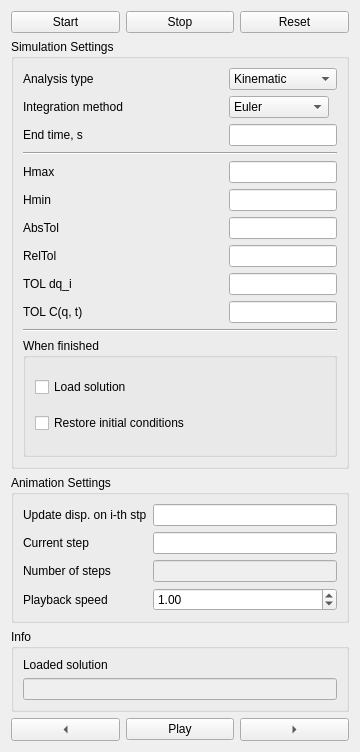
Qt form simulation_control_widget/simulation_control_widget.ui (ladisk/DyS) before a commit.
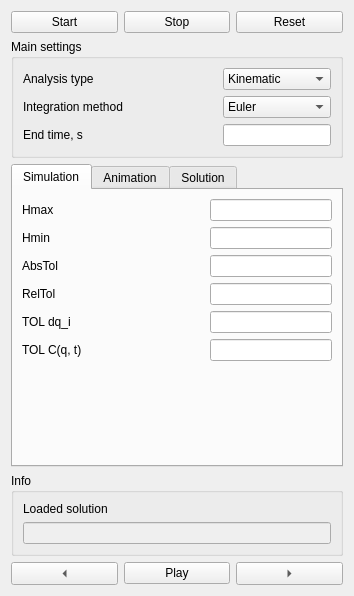
The same form after that commit.

Commit message: DEV:update display during simulation and animation at constant dt

What changed in the file:
```diff
--- a/simulation_control_widget/simulation_control_widget.ui
+++ b/simulation_control_widget/simulation_control_widget.ui
@@ -6,179 +6,27 @@
    <rect>
     <x>0</x>
     <y>0</y>
-    <width>360</width>
-    <height>752</height>
+    <width>354</width>
+    <height>596</height>
    </rect>
   </property>
-  <property name="sizePolicy">
-   <sizepolicy hsizetype="Fixed" vsizetype="MinimumExpanding">
-    <horstretch>0</horstretch>
-    <verstretch>0</verstretch>
-   </sizepolicy>
-  </property>
   <property name="minimumSize">
    <size>
-    <width>360</width>
-    <height>752</height>
+    <width>354</width>
+    <height>596</height>
    </size>
   </property>
   <property name="maximumSize">
    <size>
-    <width>360</width>
-    <height>752</height>
+    <width>354</width>
+    <height>596</height>
    </size>
   </property>
   <property name="windowTitle">
    <string>Simulation Control</string>
   </property>
-  <layout class="QGridLayout" name="gridLayout_2">
-   <item row="2" column="0">
-    <widget class="QGroupBox" name="animationSettings">
-     <property name="title">
-      <string>Animation Settings</string>
-     </property>
-     <layout class="QGridLayout" name="gridLayout_3">
-      <item row="0" column="0">
-       <widget class="QLabel" name="updateDisplayStepLabel">
-        <property name="text">
-         <string>Update disp. on i-th stp</string>
-        </property>
-       </widget>
-      </item>
-      <item row="3" column="0">
-       <widget class="QLabel" name="numberOfSteps_label_2">
-        <property name="text">
-         <string>Playback speed</string>
-        </property>
-       </widget>
-      </item>
-      <item row="2" column="1">
-       <widget class="QLineEdit" name="numberOfSteps">
-        <property name="enabled">
-         <bool>false</bool>
-        </property>
-        <property name="inputMethodHints">
-         <set>Qt::ImhDigitsOnly|Qt::ImhPreferNumbers</set>
-        </property>
-       </widget>
-      </item>
-      <item row="2" column="0">
-       <widget class="QLabel" name="numberOfSteps_label">
-        <property name="text">
-         <string>Number of steps</string>
-        </property>
-       </widget>
-      </item>
-      <item row="1" column="0">
-       <widget class="QLabel" name="currentStepLabel">
-        <property name="text">
-         <string>Current step </string>
-        </property>
-       </widget>
-      </item>
-      <item row="0" column="1">
-       <widget class="QLineEdit" name="updateDisplayStep">
-        <property name="inputMethodHints">
-         <set>Qt::ImhDigitsOnly|Qt::ImhPreferNumbers</set>
-        </property>
-       </widget>
-      </item>
-      <item row="3" column="1">
-       <widget class="QDoubleSpinBox" name="playBackSpeed_doubleSpinBox">
-        <property name="value">
-         <double>1.000000000000000</double>
-        </property>
-       </widget>
-      </item>
-      <item row="1" column="1">
-       <widget class="QLineEdit" name="currentStep">
-        <property name="enabled">
-         <bool>true</bool>
-        </property>
-        <property name="inputMethodHints">
-         <set>Qt::ImhDigitsOnly|Qt::ImhPreferNumbers</set>
-        </property>
-       </widget>
-      </item>
-     </layout>
-    </widget>
-   </item>
-   <item row="4" column="0">
-    <layout class="QHBoxLayout" name="animationControl">
-     <item>
-      <widget class="QToolButton" name="backwardButton">
-       <property name="sizePolicy">
-        <sizepolicy hsizetype="Expanding" vsizetype="Fixed">
-         <horstretch>0</horstretch>
-         <verstretch>0</verstretch>
-        </sizepolicy>
-       </property>
-       <property name="accessibleName">
-        <string/>
-       </property>
-       <property name="text">
-        <string/>
-       </property>
-       <property name="arrowType">
-        <enum>Qt::LeftArrow</enum>
-       </property>
-      </widget>
-     </item>
-     <item>
-      <widget class="QPushButton" name="playButton">
-       <property name="sizePolicy">
-        <sizepolicy hsizetype="Expanding" vsizetype="Fixed">
-         <horstretch>0</horstretch>
-         <verstretch>0</verstretch>
-        </sizepolicy>
-       </property>
-       <property name="text">
-        <string>Play</string>
-       </property>
-      </widget>
-     </item>
-     <item>
-      <widget class="QToolButton" name="forwardButton">
-       <property name="sizePolicy">
-        <sizepolicy hsizetype="Expanding" vsizetype="Fixed">
-         <horstretch>0</horstretch>
-         <verstretch>0</verstretch>
-        </sizepolicy>
-       </property>
-       <property name="text">
-        <string/>
-       </property>
-       <property name="arrowType">
-        <enum>Qt::RightArrow</enum>
-       </property>
-      </widget>
-     </item>
-    </layout>
-   </item>
-   <item row="3" column="0">
-    <widget class="QGroupBox" name="info">
-     <property name="title">
-      <string>Info</string>
-     </property>
-     <layout class="QGridLayout" name="gridLayout_4">
-      <item row="1" column="0">
-       <widget class="QLineEdit" name="solutionFileLoaded_display">
-        <property name="enabled">
-         <bool>false</bool>
-        </property>
-       </widget>
-      </item>
-      <item row="0" column="0">
-       <widget class="QLabel" name="loadedSolution_label">
-        <property name="text">
-         <string>Loaded solution</string>
-        </property>
-       </widget>
-      </item>
-     </layout>
-    </widget>
-   </item>
-   <item row="0" column="0">
+  <layout class="QVBoxLayout" name="verticalLayout">
+   <item>
     <layout class="QHBoxLayout" name="horizontalLayout">
      <item>
       <widget class="QPushButton" name="simulationStartButton">
@@ -221,20 +69,28 @@
      </item>
     </layout>
    </item>
-   <item row="1" column="0">
-    <widget class="QGroupBox" name="integrationSettings">
-     <property name="sizePolicy">
-      <sizepolicy hsizetype="Expanding" vsizetype="Expanding">
-       <horstretch>0</horstretch>
-       <verstretch>0</verstretch>
-      </sizepolicy>
-     </property>
+   <item>
+    <widget class="QGroupBox" name="mainSettings_groupBox">
      <property name="title">
-      <string>Simulation Settings</string>
+      <string>Main settings</string>
      </property>
-     <layout class="QGridLayout" name="gridLayout">
-      <item row="1" column="3">
-       <spacer name="horizontalSpacer">
+     <layout class="QGridLayout" name="gridLayout_7">
+      <item row="1" column="0">
+       <widget class="QLabel" name="integrationMethod_Label">
+        <property name="text">
+         <string>Integration method</string>
+        </property>
+       </widget>
+      </item>
+      <item row="2" column="0">
+       <widget class="QLabel" name="endTime_label">
+        <property name="text">
+         <string>End time, s</string>
+        </property>
+       </widget>
+      </item>
+      <item row="0" column="1">
+       <spacer name="horizontalSpacer_4">
         <property name="orientation">
          <enum>Qt::Horizontal</enum>
         </property>
@@ -246,34 +102,45 @@
         </property>
        </spacer>
       </item>
-      <item row="7" column="4">
-       <widget class="QLineEdit" name="relTol">
-        <property name="enabled">
-         <bool>true</bool>
-        </property>
+      <item row="2" column="2">
+       <widget class="QLineEdit" name="endTime">
         <property name="inputMethodHints">
          <set>Qt::ImhDigitsOnly|Qt::ImhPreferNumbers</set>
         </property>
        </widget>
       </item>
-      <item row="6" column="2">
-       <widget class="QLabel" name="absTolLabel">
+      <item row="0" column="2">
+       <widget class="QComboBox" name="analysisTypeComboBox">
+        <item>
+         <property name="text">
+          <string>Kinematic</string>
+         </property>
+        </item>
+        <item>
+         <property name="text">
+          <string>Dynamic</string>
+         </property>
+        </item>
+       </widget>
+      </item>
+      <item row="0" column="0">
+       <widget class="QLabel" name="label">
         <property name="text">
-         <string>AbsTol</string>
+         <string>Analysis type</string>
         </property>
        </widget>
       </item>
-      <item row="1" column="4">
+      <item row="1" column="2">
        <widget class="QComboBox" name="integrationMethodComboBox">
         <property name="sizePolicy">
-         <sizepolicy hsizetype="Fixed" vsizetype="Fixed">
+         <sizepolicy hsizetype="Preferred" vsizetype="Fixed">
           <horstretch>0</horstretch>
           <verstretch>0</verstretch>
          </sizepolicy>
         </property>
         <property name="minimumSize">
          <size>
-          <width>100</width>
+          <width>0</width>
           <height>0</height>
          </size>
         </property>
@@ -289,197 +156,438 @@
         </item>
        </widget>
       </item>
-      <item row="0" column="2">
-       <widget class="QLabel" name="label">
-        <property name="text">
-         <string>Analysis type</string>
-        </property>
-       </widget>
-      </item>
-      <item row="3" column="2" colspan="3">
-       <widget class="Line" name="line_3">
-        <property name="orientation">
-         <enum>Qt::Horizontal</enum>
-        </property>
-       </widget>
-      </item>
-      <item row="1" column="2">
-       <widget class="QLabel" name="endTimeLabel_3">
-        <property name="text">
-         <string>Integration method</string>
-        </property>
-       </widget>
-      </item>
-      <item row="4" column="2">
-       <widget class="QLabel" name="HmaxLabel">
-        <property name="text">
-         <string>Hmax</string>
-        </property>
-       </widget>
-      </item>
-      <item row="9" column="4">
-       <widget class="QLineEdit" name="TOL_C">
-        <property name="enabled">
-         <bool>true</bool>
-        </property>
-        <property name="inputMethodHints">
-         <set>Qt::ImhDigitsOnly|Qt::ImhPreferNumbers</set>
-        </property>
-       </widget>
-      </item>
-      <item row="8" column="2">
-       <widget class="QLabel" name="TOL_dq_i_Label">
-        <property name="text">
-         <string>TOL dq_i</string>
-        </property>
-       </widget>
-      </item>
-      <item row="5" column="2">
-       <widget class="QLabel" name="HminLabel">
-        <property name="text">
-         <string>Hmin</string>
-        </property>
-       </widget>
-      </item>
-      <item row="9" column="2">
-       <widget class="QLabel" name="TOL_C_Label">
-        <property name="text">
-         <string>TOL C(q, t)</string>
-        </property>
-       </widget>
-      </item>
-      <item row="11" column="2" colspan="3">
-       <widget class="Line" name="line_4">
-        <property name="orientation">
-         <enum>Qt::Horizontal</enum>
-        </property>
-       </widget>
-      </item>
-      <item row="7" column="2">
-       <widget class="QLabel" name="relTolLabel">
-        <property name="text">
-         <string>RelTol</string>
-        </property>
-       </widget>
-      </item>
-      <item row="4" column="4">
-       <widget class="QLineEdit" name="Hmax">
-        <property name="enabled">
-         <bool>true</bool>
-        </property>
-        <property name="inputMethodHints">
-         <set>Qt::ImhDigitsOnly|Qt::ImhPreferNumbers</set>
-        </property>
-       </widget>
-      </item>
-      <item row="5" column="4">
-       <widget class="QLineEdit" name="Hmin">
-        <property name="enabled">
-         <bool>true</bool>
-        </property>
-        <property name="inputMethodHints">
-         <set>Qt::ImhDigitsOnly|Qt::ImhPreferNumbers</set>
-        </property>
-       </widget>
-      </item>
-      <item row="0" column="4">
-       <widget class="QComboBox" name="analysisTypeComboBox">
-        <item>
+     </layout>
+    </widget>
+   </item>
+   <item>
+    <widget class="QTabWidget" name="tabWidget">
+     <property name="currentIndex">
+      <number>0</number>
+     </property>
+     <widget class="QWidget" name="simulation">
+      <attribute name="title">
+       <string>Simulation</string>
+      </attribute>
+      <layout class="QGridLayout" name="gridLayout">
+       <item row="1" column="0">
+        <widget class="QLabel" name="Hmin_label">
          <property name="text">
-          <string>Kinematic</string>
+          <string>Hmin</string>
          </property>
-        </item>
-        <item>
+        </widget>
+       </item>
+       <item row="0" column="2">
+        <widget class="QLineEdit" name="Hmax">
+         <property name="enabled">
+          <bool>true</bool>
+         </property>
+         <property name="minimumSize">
+          <size>
+           <width>0</width>
+           <height>0</height>
+          </size>
+         </property>
+         <property name="maximumSize">
+          <size>
+           <width>16777215</width>
+           <height>16777215</height>
+          </size>
+         </property>
+         <property name="layoutDirection">
+          <enum>Qt::LeftToRight</enum>
+         </property>
+         <property name="inputMethodHints">
+          <set>Qt::ImhDigitsOnly|Qt::ImhPreferNumbers</set>
+         </property>
+        </widget>
+       </item>
+       <item row="0" column="0">
+        <widget class="QLabel" name="Hmax_label">
          <property name="text">
-          <string>Dynamic</string>
+          <string>Hmax</string>
          </property>
-        </item>
-       </widget>
-      </item>
-      <item row="6" column="4">
-       <widget class="QLineEdit" name="absTol">
-        <property name="enabled">
-         <bool>true</bool>
-        </property>
-        <property name="inputMethodHints">
-         <set>Qt::ImhDigitsOnly|Qt::ImhPreferNumbers</set>
-        </property>
-       </widget>
-      </item>
-      <item row="2" column="2">
-       <widget class="QLabel" name="endTimeLabel">
+        </widget>
+       </item>
+       <item row="0" column="1">
+        <spacer name="horizontalSpacer_7">
+         <property name="orientation">
+          <enum>Qt::Horizontal</enum>
+         </property>
+         <property name="sizeHint" stdset="0">
+          <size>
+           <width>40</width>
+           <height>20</height>
+          </size>
+         </property>
+        </spacer>
+       </item>
+       <item row="2" column="0">
+        <widget class="QLabel" name="absTol_label">
+         <property name="text">
+          <string>AbsTol</string>
+         </property>
+        </widget>
+       </item>
+       <item row="2" column="2">
+        <widget class="QLineEdit" name="absTol">
+         <property name="enabled">
+          <bool>true</bool>
+         </property>
+         <property name="inputMethodHints">
+          <set>Qt::ImhDigitsOnly|Qt::ImhPreferNumbers</set>
+         </property>
+        </widget>
+       </item>
+       <item row="4" column="2">
+        <widget class="QLineEdit" name="TOL_dq_i">
+         <property name="enabled">
+          <bool>true</bool>
+         </property>
+         <property name="inputMethodHints">
+          <set>Qt::ImhDigitsOnly|Qt::ImhPreferNumbers</set>
+         </property>
+        </widget>
+       </item>
+       <item row="1" column="2">
+        <widget class="QLineEdit" name="Hmin">
+         <property name="enabled">
+          <bool>true</bool>
+         </property>
+         <property name="inputMethodHints">
+          <set>Qt::ImhDigitsOnly|Qt::ImhPreferNumbers</set>
+         </property>
+        </widget>
+       </item>
+       <item row="3" column="2">
+        <widget class="QLineEdit" name="relTol">
+         <property name="enabled">
+          <bool>true</bool>
+         </property>
+         <property name="inputMethodHints">
+          <set>Qt::ImhDigitsOnly|Qt::ImhPreferNumbers</set>
+         </property>
+        </widget>
+       </item>
+       <item row="3" column="0">
+        <widget class="QLabel" name="relTolLabel">
+         <property name="text">
+          <string>RelTol</string>
+         </property>
+        </widget>
+       </item>
+       <item row="4" column="0">
+        <widget class="QLabel" name="TOL_dq_i_label">
+         <property name="text">
+          <string>TOL dq_i</string>
+         </property>
+        </widget>
+       </item>
+       <item row="5" column="0">
+        <widget class="QLabel" name="TOL_C_label">
+         <property name="text">
+          <string>TOL C(q, t)</string>
+         </property>
+        </widget>
+       </item>
+       <item row="5" column="2">
+        <widget class="QLineEdit" name="TOL_C">
+         <property name="enabled">
+          <bool>true</bool>
+         </property>
+         <property name="inputMethodHints">
+          <set>Qt::ImhDigitsOnly|Qt::ImhPreferNumbers</set>
+         </property>
+        </widget>
+       </item>
+       <item row="6" column="2">
+        <spacer name="verticalSpacer">
+         <property name="orientation">
+          <enum>Qt::Vertical</enum>
+         </property>
+         <property name="sizeHint" stdset="0">
+          <size>
+           <width>20</width>
+           <height>40</height>
+          </size>
+         </property>
+        </spacer>
+       </item>
+      </layout>
+     </widget>
+     <widget class="QWidget" name="animation">
+      <attribute name="title">
+       <string>Animation</string>
+      </attribute>
+      <layout class="QGridLayout" name="gridLayout_2">
+       <item row="4" column="2">
+        <widget class="QLineEdit" name="numberOfSteps_lineEdit">
+         <property name="enabled">
+          <bool>false</bool>
+         </property>
+         <property name="inputMethodHints">
+          <set>Qt::ImhDigitsOnly|Qt::ImhPreferNumbers</set>
+         </property>
+        </widget>
+       </item>
+       <item row="3" column="2">
+        <widget class="QLineEdit" name="currentStep_lineEdit">
+         <property name="enabled">
+          <bool>true</bool>
+         </property>
+         <property name="inputMethodHints">
+          <set>Qt::ImhDigitsOnly|Qt::ImhPreferNumbers</set>
+         </property>
+        </widget>
+       </item>
+       <item row="2" column="0">
+        <widget class="QLabel" name="updateStep_label">
+         <property name="text">
+          <string>step</string>
+         </property>
+        </widget>
+       </item>
+       <item row="0" column="0">
+        <widget class="QLabel" name="updateDisplay_label">
+         <property name="text">
+          <string>Update display on every</string>
+         </property>
+        </widget>
+       </item>
+       <item row="5" column="0">
+        <widget class="QLabel" name="playbackSpeed_label">
+         <property name="text">
+          <string>Playback speed</string>
+         </property>
+        </widget>
+       </item>
+       <item row="0" column="2">
+        <widget class="QComboBox" name="updateDisplay_comboBox">
+         <item>
+          <property name="text">
+           <string>dt</string>
+          </property>
+         </item>
+         <item>
+          <property name="text">
+           <string>step</string>
+          </property>
+         </item>
+        </widget>
+       </item>
+       <item row="1" column="0">
+        <widget class="QLabel" name="updateDt_label">
+         <property name="text">
+          <string>dt</string>
+         </property>
+        </widget>
+       </item>
+       <item row="1" column="2">
+        <widget class="QLineEdit" name="updateDt_lineEdit">
+         <property name="inputMethodHints">
+          <set>Qt::ImhDigitsOnly|Qt::ImhPreferNumbers</set>
+         </property>
+        </widget>
+       </item>
+       <item row="2" column="2">
+        <widget class="QLineEdit" name="updateStep_lineEdit">
+         <property name="inputMethodHints">
+          <set>Qt::ImhDigitsOnly|Qt::ImhPreferNumbers</set>
+         </property>
+        </widget>
+       </item>
+       <item row="3" column="0">
+        <widget class="QLabel" name="currentStep_label">
+         <property name="text">
+          <string>Current step </string>
+         </property>
+        </widget>
+       </item>
+       <item row="5" column="2">
+        <widget class="QDoubleSpinBox" name="playbackSpeed_doubleSpinBox">
+         <property name="buttonSymbols">
+          <enum>QAbstractSpinBox::NoButtons</enum>
+         </property>
+         <property name="keyboardTracking">
+          <bool>true</bool>
+         </property>
+         <property name="value">
+          <double>1.000000000000000</double>
+         </property>
+        </widget>
+       </item>
+       <item row="4" column="0">
+        <widget class="QLabel" name="numberOfSteps_label">
+         <property name="text">
+          <string>Number of steps</string>
+         </property>
+        </widget>
+       </item>
+       <item row="6" column="2">
+        <spacer name="verticalSpacer_2">
+         <property name="orientation">
+          <enum>Qt::Vertical</enum>
+         </property>
+         <property name="sizeHint" stdset="0">
+          <size>
+           <width>20</width>
+           <height>40</height>
+          </size>
+         </property>
+        </spacer>
+       </item>
+       <item row="1" column="1">
+        <spacer name="horizontalSpacer">
+         <property name="orientation">
+          <enum>Qt::Horizontal</enum>
+         </property>
+         <property name="sizeHint" stdset="0">
+          <size>
+           <width>40</width>
+           <height>20</height>
+          </size>
+         </property>
+        </spacer>
+       </item>
+      </layout>
+     </widget>
+     <widget class="QWidget" name="solution">
+      <attribute name="title">
+       <string>Solution</string>
+      </attribute>
+      <layout class="QVBoxLayout" name="verticalLayout_2">
+       <item>
+        <widget class="QCheckBox" name="loadSolutionFileStatus">
+         <property name="sizePolicy">
+          <sizepolicy hsizetype="Expanding" vsizetype="Fixed">
+           <horstretch>0</horstretch>
+           <verstretch>0</verstretch>
+          </sizepolicy>
+         </property>
+         <property name="minimumSize">
+          <size>
+           <width>200</width>
+           <height>0</height>
+          </size>
+         </property>
+         <property name="text">
+          <string>Load solution</string>
+         </property>
+        </widget>
+       </item>
+       <item>
+        <widget class="QCheckBox" name="restoreInitialConditionsStatus">
+         <property name="sizePolicy">
+          <sizepolicy hsizetype="Expanding" vsizetype="Fixed">
+           <horstretch>0</horstretch>
+           <verstretch>0</verstretch>
+          </sizepolicy>
+         </property>
+         <property name="minimumSize">
+          <size>
+           <width>200</width>
+           <height>0</height>
+          </size>
+         </property>
+         <property name="text">
+          <string>Restore initial conditions</string>
+         </property>
+        </widget>
+       </item>
+       <item>
+        <spacer name="verticalSpacer_3">
+         <property name="orientation">
+          <enum>Qt::Vertical</enum>
+         </property>
+         <property name="sizeHint" stdset="0">
+          <size>
+           <width>20</width>
+           <height>40</height>
+          </size>
+         </property>
+        </spacer>
+       </item>
+      </layout>
+     </widget>
+    </widget>
+   </item>
+   <item>
+    <widget class="QGroupBox" name="info">
+     <property name="title">
+      <string>Info</string>
+     </property>
+     <layout class="QGridLayout" name="gridLayout_4">
+      <item row="0" column="0">
+       <widget class="QLabel" name="loadedSolution_label">
         <property name="text">
-         <string>End time, s</string>
+         <string>Loaded solution</string>
         </property>
        </widget>
       </item>
-      <item row="2" column="4">
-       <widget class="QLineEdit" name="endTime">
-        <property name="inputMethodHints">
-         <set>Qt::ImhDigitsOnly|Qt::ImhPreferNumbers</set>
-        </property>
-       </widget>
-      </item>
-      <item row="8" column="4">
-       <widget class="QLineEdit" name="TOL_dq_i">
+      <item row="1" column="0">
+       <widget class="QLineEdit" name="solutionFileLoaded_display">
         <property name="enabled">
-         <bool>true</bool>
+         <bool>false</bool>
         </property>
         <property name="inputMethodHints">
          <set>Qt::ImhDigitsOnly|Qt::ImhPreferNumbers</set>
         </property>
        </widget>
       </item>
-      <item row="12" column="2" colspan="3">
-       <widget class="QGroupBox" name="groupBox">
-        <property name="title">
-         <string>When finished</string>
-        </property>
-        <layout class="QVBoxLayout" name="verticalLayout">
-         <item>
-          <widget class="QCheckBox" name="loadSolutionFileStatus">
-           <property name="sizePolicy">
-            <sizepolicy hsizetype="Expanding" vsizetype="Fixed">
-             <horstretch>0</horstretch>
-             <verstretch>0</verstretch>
-            </sizepolicy>
-           </property>
-           <property name="minimumSize">
-            <size>
-             <width>200</width>
-             <height>0</height>
-            </size>
-           </property>
-           <property name="text">
-            <string>Load solution</string>
-           </property>
-          </widget>
-         </item>
-         <item>
-          <widget class="QCheckBox" name="restoreInitialConditionsStatus">
-           <property name="sizePolicy">
-            <sizepolicy hsizetype="Expanding" vsizetype="Fixed">
-             <horstretch>0</horstretch>
-             <verstretch>0</verstretch>
-            </sizepolicy>
-           </property>
-           <property name="minimumSize">
-            <size>
-             <width>200</width>
-             <height>0</height>
-            </size>
-           </property>
-           <property name="text">
-            <string>Restore initial conditions</string>
-           </property>
-          </widget>
-         </item>
-        </layout>
-       </widget>
-      </item>
      </layout>
     </widget>
    </item>
+   <item>
+    <layout class="QHBoxLayout" name="animationControl">
+     <item>
+      <widget class="QToolButton" name="backwardButton">
+       <property name="sizePolicy">
+        <sizepolicy hsizetype="Expanding" vsizetype="Fixed">
+         <horstretch>0</horstretch>
+         <verstretch>0</verstretch>
+        </sizepolicy>
+       </property>
+       <property name="accessibleName">
+        <string/>
+       </property>
+       <property name="text">
+        <string/>
+       </property>
+       <property name="arrowType">
+        <enum>Qt::LeftArrow</enum>
+       </property>
+      </widget>
+     </item>
+     <item>
+      <widget class="QPushButton" name="playButton">
+       <property name="sizePolicy">
+        <sizepolicy hsizetype="Expanding" vsizetype="Fixed">
+         <horstretch>0</horstretch>
+         <verstretch>0</verstretch>
+        </sizepolicy>
+       </property>
+       <property name="text">
+        <string>Play</string>
+       </property>
+      </widget>
+     </item>
+     <item>
+      <widget class="QToolButton" name="forwardButton">
+       <property name="sizePolicy">
+        <sizepolicy hsizetype="Expanding" vsizetype="Fixed">
+         <horstretch>0</horstretch>
+         <verstretch>0</verstretch>
+        </sizepolicy>
+       </property>
+       <property name="text">
+        <string/>
+       </property>
+       <property name="arrowType">
+        <enum>Qt::RightArrow</enum>
+       </property>
+      </widget>
+     </item>
+    </layout>
+   </item>
   </layout>
  </widget>
  <resources/>
```
Left out of the diff: 6 changed lines with no effect on the pictures. The commit also changes 19 other files.
